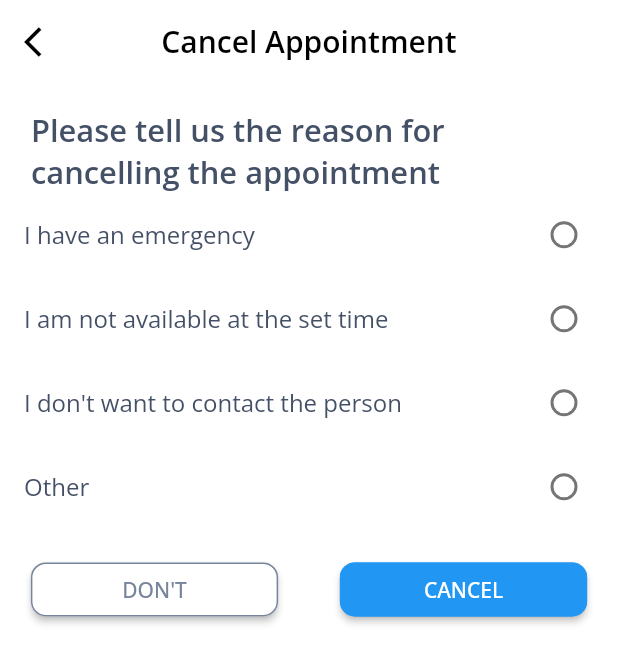
After one commit to balraj1232/mental_health, a Flutter app: the Cafe3 screen opened by its route, after a tap on "CANCEL", on a phone screen of 412 x 824 dp. The commit adds this screen. Shown: the top 663 px of the screen. Run offline on Flutter 3.47's test engine with Material 2 defaults, Android fonts, the phone set to English and light mode, and no system bars; our stand-ins replace google_fonts.

Commit message:
Cancel Appointment

```diff
--- /dev/null
+++ b/lib/UI/Cafe3.dart
@@ -0,0 +1,294 @@
+import 'package:flutter/material.dart';
+import 'package:google_fonts/google_fonts.dart';
+import 'package:mental_health/Utils/Colors.dart';
+import 'package:mental_health/Utils/SizeConfig.dart';
+
+class Cafe3 extends StatefulWidget {
+  const Cafe3({Key key}) : super(key: key);
+
+  @override
+  _Cafe3State createState() => _Cafe3State();
+}
+
+class _Cafe3State extends State<Cafe3> {
+  @override
+  Widget build(BuildContext context) {
+    return SafeArea(child: Scaffold(
+      appBar: AppBar(
+        backgroundColor: Colors.white,
+        centerTitle: true,
+        elevation: 0.0,
+        title: Text("Details",style: GoogleFonts.openSans(
+          fontWeight: FontWeight.w600,
+          color: Colors.black,
+        ),),
+        leading: Icon(Icons.arrow_back_ios,color: Colors.black,),
+      ),
+      bottomSheet:  Container(
+        padding: EdgeInsets.only(
+          left: SizeConfig.screenWidth * 0.05,
+          right: SizeConfig.screenWidth * 0.05,
+          top: SizeConfig.blockSizeVertical * 3,
+        ),
+        decoration: BoxDecoration(
+            boxShadow: [BoxShadow(
+              color: Colors.grey,
+              spreadRadius: 0.5,
+              blurRadius: 0.9,
+              offset: Offset.fromDirection(2,1),
+            )],
+            color: Colors.white,
+            borderRadius: BorderRadius.only(
+              topLeft: Radius.circular(15),
+              topRight: Radius.circular(15),
+            )
+        ),
+        child: Row(
+          mainAxisAlignment: MainAxisAlignment.spaceBetween,
+          children: [
+            MaterialButton(
+              onPressed: (){
+                Navigator.of(context).pushNamed('/CancelAppointment');
+              },
+              color: Colors.white,
+              minWidth: SizeConfig.screenWidth * 0.4,
+              child: Text("CANCEL",style: GoogleFonts.openSans(
+                color: Color(fontColorGray),
+              ),),
+              shape: RoundedRectangleBorder(
+                borderRadius: BorderRadius.circular(10),
+                side: BorderSide(
+                    color: Color(fontColorGray)
+                ),
+              ),
+            ),
+            MaterialButton(
+              onPressed: (){
+                Navigator.of(context).pushNamed('/');
+              },
+              color: Colors.blue,
+              minWidth: SizeConfig.screenWidth * 0.4,
+              child: Text("CALL",style: GoogleFonts.openSans(
+                color: Colors.white,
+              ),),
+              shape: RoundedRectangleBorder(
+                borderRadius: BorderRadius.circular(10),
+                side: BorderSide(
+                    color: Colors.blue
+                ),
+              ),
+            ),
+          ],
+        ),),
+      backgroundColor: Colors.white,
+      body: SingleChildScrollView(
+        physics: BouncingScrollPhysics(),
+        child: Column(
+          mainAxisAlignment: MainAxisAlignment.start,
+          crossAxisAlignment: CrossAxisAlignment.start,
+          children: [
+            Container(
+              width: SizeConfig.screenWidth,
+              alignment: Alignment.center,
+              margin: EdgeInsets.only(
+                top: SizeConfig.blockSizeVertical * 3,
+              ),
+              child: CircleAvatar(
+                radius: SizeConfig.blockSizeVertical * 8,
+                backgroundImage: AssetImage('assets/bg/profile.png'),
+              ),
+            ),
+            Container(
+              width: SizeConfig.screenWidth,
+              alignment: Alignment.center,
+              margin: EdgeInsets.only(
+                top: SizeConfig.blockSizeVertical * 1.5,
+              ),
+              child: Text("Suman Aggarwal",
+              style: GoogleFonts.openSans(
+                color: Color(fontColorSteelGrey),
+                fontWeight: FontWeight.w600,
+              ),),
+            ),
+            Center(
+              child: Container(
+                width: SizeConfig.screenWidth * 0.25,
+                margin: EdgeInsets.only(
+                  top: SizeConfig.blockSizeVertical * 1.5,
+                ),
+                child: Row(
+                  mainAxisAlignment: MainAxisAlignment.spaceBetween,
+                  crossAxisAlignment: CrossAxisAlignment.center,
+                  children: [
+                    Container(
+                      decoration: BoxDecoration(
+                          shape: BoxShape.circle,
+                          image: DecorationImage(
+                              image: AssetImage('assets/icons/Ellipse 3.png'),
+                              fit: BoxFit.cover
+                          )
+                      ),
+                      child: Image.asset('assets/icons/call.png',
+                        scale: SizeConfig.blockSizeVertical * 0.5,),
+                      padding: EdgeInsets.all(SizeConfig.blockSizeVertical * 1.5),
+                    ),
+                    Container(
+                      decoration: BoxDecoration(
+                          shape: BoxShape.circle,
+                          image: DecorationImage(
+                              image: AssetImage('assets/icons/Ellipse 3.png'),
+                              fit: BoxFit.cover
+                          )
+                      ),
+                      child: Image.asset('assets/icons/video call.png',
+                        scale: SizeConfig.blockSizeVertical * 0.5,),
+                      padding: EdgeInsets.all(SizeConfig.blockSizeVertical * 1.8),
+                    ),
+                  ],
+                ),
+              ),
+            ),
+            Container(
+              margin: EdgeInsets.only(
+                left: SizeConfig.screenWidth * 0.05,
+                top: SizeConfig.blockSizeVertical * 1.5,
+                right: SizeConfig.screenWidth * 0.05,
+              ),
+              child: Column(
+                mainAxisAlignment: MainAxisAlignment.start,
+                crossAxisAlignment: CrossAxisAlignment.start,
+                children: [
+                  Text("ABOUT THE CLIENT",style: GoogleFonts.openSans(
+                    color: Color(fontColorGray),
+                    fontWeight: FontWeight.w600,
+                  ),),
+                  SizedBox(
+                    height: SizeConfig.blockSizeVertical * 2.5,
+                  ),
+                  Row(
+                    mainAxisAlignment: MainAxisAlignment.spaceBetween,
+                    children: [
+                      Row(
+                        children: [
+                          Text("AGE:",style: GoogleFonts.openSans(
+                            color: Color(fontColorGray),
+                            fontWeight: FontWeight.w600,
+                          ),),
+                          Text(" 28",style: GoogleFonts.openSans(
+                            color: Color(fontColorGray),
+                            fontWeight: FontWeight.w400,
+                          ),),
+                        ],
+                      ),
+                      Row(
+                        children: [
+                          Text("GENDER:",style: GoogleFonts.openSans(
+                            color: Color(fontColorGray),
+                            fontWeight: FontWeight.w600,
+                          ),),
+                          Text(" Female",style: GoogleFonts.openSans(
+                            color: Color(fontColorGray),
+                            fontWeight: FontWeight.w400,
+                          ),),
+                        ],
+                      ),
+                    ],
+                  ),
+                  SizedBox(
+                    height: SizeConfig.blockSizeVertical * 2.5,
+                  ),
+                  Text("APPOINTMENT DETAILS",style: GoogleFonts.openSans(
+                    color: Color(fontColorGray),
+                    fontWeight: FontWeight.w600,
+                  ),),
+                  SizedBox(
+                    height: SizeConfig.blockSizeVertical * 2.5,
+                  ),
+                  Row(
+                    children: [
+                      Text("DATE:",style: GoogleFonts.openSans(
+                        color: Color(fontColorGray),
+                        fontWeight: FontWeight.w600,
+                      ),),
+                      Text(" 10 July",style: GoogleFonts.openSans(
+                        color: Color(fontColorGray),
+                        fontWeight: FontWeight.w400,
+                      ),),
+                    ],
+                  ),
+                  SizedBox(
+                    height: SizeConfig.blockSizeVertical * 2.5,
+                  ),
+                  Row(
+                    children: [
+                      Text("TIME:",style: GoogleFonts.openSans(
+                        color: Color(fontColorGray),
+                        fontWeight: FontWeight.w600,
+                      ),),
+                      Text(" 08:00 AM - 09:00 AM",style: GoogleFonts.openSans(
+                        color: Color(fontColorGray),
+                        fontWeight: FontWeight.w400,
+                      ),),
+                    ],
+                  ),
+                  SizedBox(
+                    height: SizeConfig.blockSizeVertical * 2.5,
+                  ),
+                  Row(
+                    children: [
+                      Text("COMMENTS:",style: GoogleFonts.openSans(
+                        color: Color(fontColorGray),
+                        fontWeight: FontWeight.w600,
+                      ),),
+                      Text(" \t Edit",style: GoogleFonts.openSans(
+                        color: Color(backgroundColorBlue),
+                        fontWeight: FontWeight.w400,
+                      ),),
+                    ],
+                  ),
+                  SizedBox(
+                    height: SizeConfig.blockSizeVertical,
+                  ),
+                  Text("Not Available",style: GoogleFonts.openSans(
+                    color: Color(fontColorGray),
+                    fontWeight: FontWeight.w400,
+                  ),),
+                  SizedBox(
+                    height: SizeConfig.blockSizeVertical * 2.5,
+                  ),
+                  Row(
+                    children: [
+                      Text("ATTACHMENTS:",style: GoogleFonts.openSans(
+                        color: Color(fontColorGray),
+                        fontWeight: FontWeight.w600,
+                      ),),
+                      Text(" \t Edit",style: GoogleFonts.openSans(
+                        color: Color(backgroundColorBlue),
+                        fontWeight: FontWeight.w400,
+                      ),),
+                    ],
+                  ),
+                  SizedBox(
+                    height: SizeConfig.blockSizeVertical,
+                  ),
+                  Text("Not Available",style: GoogleFonts.openSans(
+                    color: Color(fontColorGray),
+                    fontWeight: FontWeight.w400,
+                  ),),
+                  SizedBox(
+                    height: SizeConfig.blockSizeVertical * 2.5,
+                  ),
+                  Text("ASSESSMENTS TAKEN:",style: GoogleFonts.openSans(
+                    color: Color(fontColorGray),
+                    fontWeight: FontWeight.w600,
+                  ),),
+
+                ],
+              ),
+            ),
+          ],
+        ),
+      ),
+    ));
+  }
+}
--- /dev/null
+++ b/lib/UI/CancelAppointment.dart
@@ -0,0 +1,150 @@
+import 'package:flutter/material.dart';
+import 'package:google_fonts/google_fonts.dart';
+import 'package:mental_health/Utils/Colors.dart';
+import 'package:mental_health/Utils/SizeConfig.dart';
+
+class CancelAppointment extends StatefulWidget {
+  const CancelAppointment({Key key}) : super(key: key);
+
+  @override
+  _CancelAppointmentState createState() => _CancelAppointmentState();
+}
+
+class _CancelAppointmentState extends State<CancelAppointment> {
+
+  int radioGroup = -1;
+  @override
+  Widget build(BuildContext context) {
+    SizeConfig().init(context);
+    return SafeArea(child: Scaffold(
+      appBar: AppBar(
+        backgroundColor: Colors.white,
+        centerTitle: true,
+        elevation: 0.0,
+        title: Text("Cancel Appointment",style: GoogleFonts.openSans(
+          fontWeight: FontWeight.w600,
+          color: Colors.black,
+        ),),
+        leading: Icon(Icons.arrow_back_ios,color: Colors.black,),
+      ),
+      backgroundColor: Colors.white,
+      body: SingleChildScrollView(
+        child: Column(
+          mainAxisAlignment: MainAxisAlignment.start,
+          crossAxisAlignment: CrossAxisAlignment.start,
+          children: [
+            Container(
+              margin: EdgeInsets.only(
+                top: SizeConfig.blockSizeVertical * 2,
+                left: SizeConfig.screenWidth * 0.05,
+                right: SizeConfig.screenWidth * 0.05
+              ),
+              child: Text("Please tell us the reason for cancelling the appointment",
+              style: GoogleFonts.openSans(
+                fontWeight: FontWeight.w600,
+                color: Color(fontColorSteelGrey),
+                fontSize: SizeConfig.blockSizeVertical * 2.5
+              ),),
+            ),
+            RadioListTile(
+                value: 1,
+                groupValue: radioGroup,
+                controlAffinity: ListTileControlAffinity.trailing,
+                title: Text("I have an emergency",
+                style: GoogleFonts.openSans(
+                  color: Color(fontColorSteelGrey),
+                ),),
+                onChanged: (value){
+                  setState(() {
+                    radioGroup = value;
+                  });
+                }),
+            RadioListTile(
+                value: 2,
+                groupValue: radioGroup,
+                controlAffinity: ListTileControlAffinity.trailing,
+                title: Text("I am not available at the set time",
+                style: GoogleFonts.openSans(
+                  color: Color(fontColorSteelGrey),
+                ),),
+                onChanged: (value){
+                  setState(() {
+                    radioGroup = value;
+                  });
+                }),
+            RadioListTile(
+                value: 3,
+                groupValue: radioGroup,
+                controlAffinity: ListTileControlAffinity.trailing,
+                title: Text("I don't want to contact the person",
+                style: GoogleFonts.openSans(
+                  color: Color(fontColorSteelGrey),
+                ),),
+                onChanged: (value){
+                  setState(() {
+                    radioGroup = value;
+                  });
+                }),
+            RadioListTile(
+                value: 4,
+                groupValue: radioGroup,
+                controlAffinity: ListTileControlAffinity.trailing,
+                title: Text("Other",
+                style: GoogleFonts.openSans(
+                  color: Color(fontColorSteelGrey),
+                ),),
+                onChanged: (value){
+                  setState(() {
+                    radioGroup = value;
+                  });
+                }),
+            Container(
+              margin: EdgeInsets.only(
+                left: SizeConfig.screenWidth * 0.05,
+                right: SizeConfig.screenWidth * 0.05,
+                top: SizeConfig.blockSizeVertical * 2
+              ),
+              child: Row(
+                mainAxisAlignment: MainAxisAlignment.spaceBetween,
+                children: [
+                  MaterialButton(
+                    onPressed: (){
+                      Navigator.of(context).pushNamed('/CancelAppointment');
+                    },
+                    color: Colors.white,
+                    minWidth: SizeConfig.screenWidth * 0.4,
+                    child: Text("DON'T",style: GoogleFonts.openSans(
+                      color: Color(fontColorGray),
+                    ),),
+                    shape: RoundedRectangleBorder(
+                      borderRadius: BorderRadius.circular(10),
+                      side: BorderSide(
+                          color: Color(fontColorGray)
+                      ),
+                    ),
+                  ),
+                  MaterialButton(
+                    onPressed: (){
+                      Navigator.of(context).pushNamed('/');
+                    },
+                    color: Colors.blue,
+                    minWidth: SizeConfig.screenWidth * 0.4,
+                    child: Text("CANCEL",style: GoogleFonts.openSans(
+                      color: Colors.white,
+                    ),),
+                    shape: RoundedRectangleBorder(
+                      borderRadius: BorderRadius.circular(10),
+                      side: BorderSide(
+                          color: Colors.blue
+                      ),
+                    ),
+                  ),
+                ],
+              ),
+            ),
+          ],
+        ),
+      ),
+    ));
+  }
+}
--- a/lib/Utils/ListTileCafe1.dart
+++ b/lib/Utils/ListTileCafe1.dart
@@ -8,7 +8,11 @@ Widget listTileCafe1(BuildContext context,
     String time,
     ){
   SizeConfig().init(context);
-  return Container(
+  return InkWell(
+    onTap: (){
+      Navigator.of(context).pushNamed('/Cafe3');
+    },
+    child: Container(
       //color: Colors.blue[900],
       margin: EdgeInsets.only(
         bottom: SizeConfig.blockSizeVertical * 2,
@@ -67,5 +71,6 @@ Widget listTileCafe1(BuildContext context,
           ),
         ],
       ),
+    ),
   );
 }
--- a/lib/Utils/ListTileCafe2.dart
+++ b/lib/Utils/ListTileCafe2.dart
@@ -8,7 +8,11 @@ Widget listTileCafe2(BuildContext context,
     String contactName,
     String time,){
   SizeConfig().init(context);
-  return Container(
+  return InkWell(
+    onTap: (){
+      Navigator.of(context).pushNamed('/Cafe3');
+    },
+    child: Container(
       //color: Colors.blue[900],
       margin: EdgeInsets.only(
           bottom: SizeConfig.blockSizeVertical * 2,
@@ -51,5 +55,6 @@ Widget listTileCafe2(BuildContext context,
           ),
         ],
       ),
+    ),
   );
 }
--- a/lib/main.dart
+++ b/lib/main.dart
@@ -1,6 +1,7 @@
 import 'package:flutter/material.dart';
 import 'package:mental_health/UI/Cafe1.dart';
 import 'package:mental_health/UI/Cafe2.dart';
+import 'package:mental_health/UI/Cafe3.dart';
 import 'package:mental_health/UI/Info%203.dart';
 import 'package:mental_health/UI/Info1.dart';
 import 'package:mental_health/UI/Info2.dart';
@@ -14,6 +15,7 @@ import 'package:mental_health/UI/ProfessionalInfo1.dart';
 import 'package:mental_health/UI/ProfessionalInfo2.dart';
 import 'package:mental_health/UI/SplashScreen.dart';
 
+import 'UI/CancelAppointment.dart';
 import 'UI/LoginScreen.dart';
 
 void main() {
@@ -44,6 +46,8 @@ class MentalHealth extends StatelessWidget {
         '/Price5' : (context)=> Price5(),
         '/Cafe1' : (context)=> Cafe1(),
         '/Cafe2' : (context)=> Cafe2(),
+        '/Cafe3' : (context)=> Cafe3(),
+        '/CancelAppointment' : (context)=> CancelAppointment(),
 
       },
     );
--- a/pubspec.yaml
+++ b/pubspec.yaml
@@ -62,7 +62,8 @@ flutter:
     - assets/icons/nav booking.png
     - assets/icons/nav cafe.png
     - assets/icons/nav explore.png
-
+    - assets/bg/Frame.png
+    - assets/bg/profile.png
   # An image asset can refer to one or more resolution-specific "variants", see
   # https://flutter.dev/assets-and-images/#resolution-aware.
 
```
Also changed, not shown: assets/bg/Frame.png (added), assets/bg/profile.png (added). Lines whose indentation alone changed are shown as unchanged.
